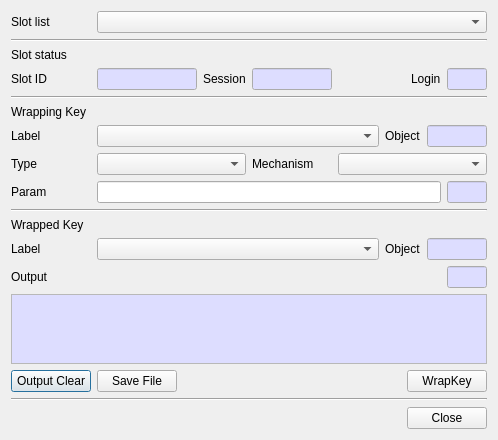
Qt form CryptokiMan/wrap_key_dlg.ui (jykim74/CryptokiMan) before a commit.
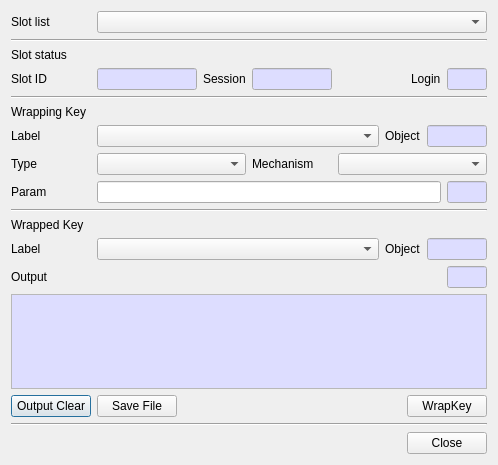
The same form after that commit.

What changed in the file:
```diff
--- a/CryptokiMan/wrap_key_dlg.ui
+++ b/CryptokiMan/wrap_key_dlg.ui
@@ -7,7 +7,7 @@
     <x>0</x>
     <y>0</y>
     <width>498</width>
-    <height>437</height>
+    <height>465</height>
    </rect>
   </property>
   <property name="windowTitle">
```
